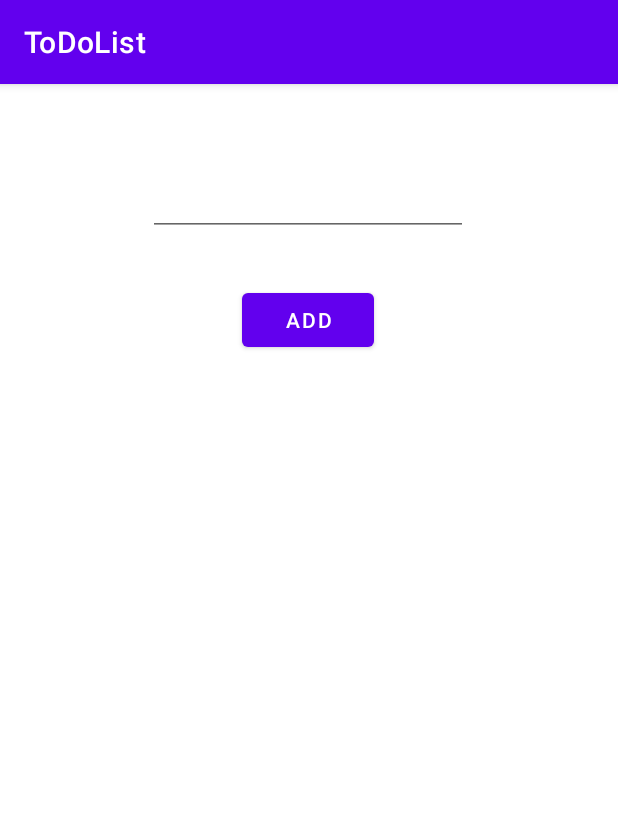
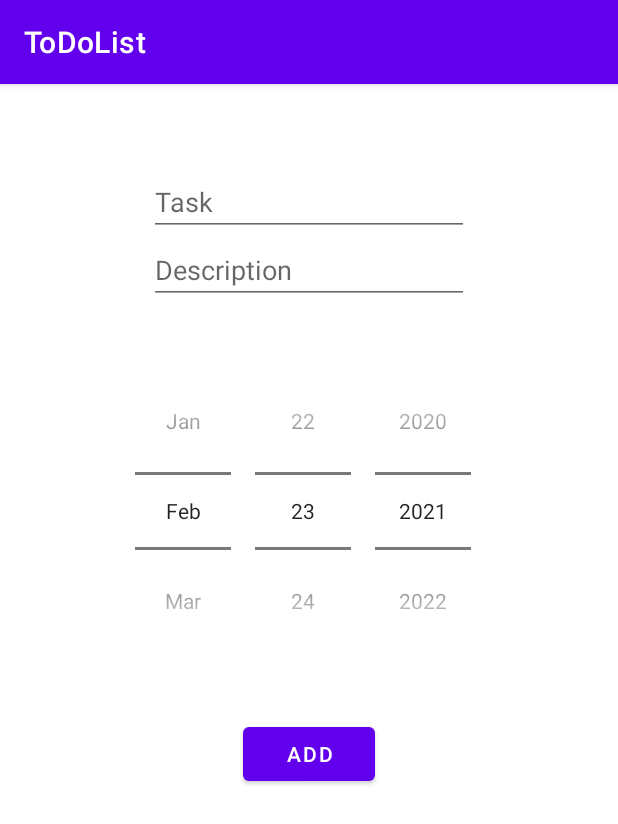
Before and after one commit to dhruv-1001/ToDoList, an Android app: the AddTaskFragment screen opened through its navigation route, on a phone screen of 412 x 824 dp. Shown: the top 824 px of the screen. Run offline under Robolectric (Android 15) with nearby library versions, the phone set to English and light mode, and no system bars; our stand-ins replace Room's generated code, data binding.

Commit message:
Added More Columns in Room Database

```diff
--- a/app/src/main/java/com/example/todolist/addtask/AddTaskFragment.kt
+++ b/app/src/main/java/com/example/todolist/addtask/AddTaskFragment.kt
@@ -35,7 +35,6 @@ class AddTaskFragment : Fragment() {
                 findNavController().navigate(R.id.action_addTaskFragment_to_viewTasksFragment)
             }
         })
-
         return binding.root
     }
 }
--- a/app/src/main/java/com/example/todolist/addtask/AddTaskViewModel.kt
+++ b/app/src/main/java/com/example/todolist/addtask/AddTaskViewModel.kt
@@ -1,13 +1,12 @@
 package com.example.todolist.addtask
 
-import androidx.databinding.BaseObservable
-import androidx.databinding.Bindable
 import androidx.lifecycle.LiveData
 import androidx.lifecycle.MutableLiveData
 import androidx.lifecycle.ViewModel
 import com.example.todolist.database.Task
 import com.example.todolist.database.TaskDatabaseDao
 import kotlinx.coroutines.*
+import java.util.*
 
 class AddTaskViewModel(
     private val database: TaskDatabaseDao): ViewModel() {
@@ -17,12 +16,16 @@ class AddTaskViewModel(
 
 
     private var _navigateToViewTasks =  MutableLiveData<Boolean?>()
-
     val navigateToViewTasks: LiveData<Boolean?>
         get() = _navigateToViewTasks
 
 
-    val editTextContent = MutableLiveData<String>()
+
+    val editTextContentTaskName = MutableLiveData<String>()
+    val editTextContentTaskDescription = MutableLiveData<String>()
+    var datePickerContentDay = MutableLiveData<String>().apply { postValue(Calendar.getInstance().get(Calendar.DAY_OF_MONTH).toString())}
+    var datePickerContentMonth = MutableLiveData<String>().apply { postValue((Calendar.getInstance().get(Calendar.MONTH)+1).toString())}
+    var datePickerContentYear = MutableLiveData<String>().apply { postValue(Calendar.getInstance().get(Calendar.YEAR).toString()) }
 
     override fun onCleared() {
         super.onCleared()
@@ -33,11 +36,14 @@ class AddTaskViewModel(
         uiScope.launch{
             withContext(Dispatchers.IO){
                 val newTask = Task()
-                newTask.taskName = editTextContent.value.toString()
+                newTask.taskName = editTextContentTaskName.value.toString()
+                newTask.taskDescription = editTextContentTaskDescription.value.toString()
+                newTask.taskTimeDay = datePickerContentDay.value?.toInt()!!
+                newTask.taskTimeMonth = datePickerContentMonth.value?.toInt()!!
+                newTask.taskTimeYear = datePickerContentYear.value?.toInt()!!
                 database.insert(newTask)
             }
             _navigateToViewTasks.value = true
         }
     }
-
 }
--- a/app/src/main/java/com/example/todolist/database/TaskDatabase.kt
+++ b/app/src/main/java/com/example/todolist/database/TaskDatabase.kt
@@ -5,7 +5,7 @@ import androidx.room.Database
 import androidx.room.Room
 import androidx.room.RoomDatabase
 
-@Database(entities = [Task::class], version = 1, exportSchema = false)
+@Database(entities = [Task::class], version = 2, exportSchema = false)
 abstract class TaskDatabase: RoomDatabase() {
 
     abstract val taskDatabaseDao: TaskDatabaseDao
--- a/app/src/main/res/layout/fragment_add_task.xml
+++ b/app/src/main/res/layout/fragment_add_task.xml
@@ -20,11 +20,36 @@
             android:layout_height="wrap_content"
             android:layout_marginTop="56dp"
             android:ems="10"
-            android:text="@={addTaskViewModel.editTextContent}"
+            android:hint="Task"
+            android:text="@={addTaskViewModel.editTextContentTaskName}"
             app:layout_constraintEnd_toEndOf="parent"
-            app:layout_constraintHorizontal_bias="0.497"
+            app:layout_constraintHorizontal_bias="0.5"
             app:layout_constraintStart_toStartOf="parent"
             app:layout_constraintTop_toTopOf="parent" />
+
+        <EditText
+            android:id="@+id/etDescription"
+            android:layout_width="wrap_content"
+            android:layout_height="wrap_content"
+            android:ems="10"
+            app:layout_constraintHorizontal_bias="0.5"
+            android:hint="Description"
+            android:text="@={addTaskViewModel.editTextContentTaskDescription}"
+            app:layout_constraintEnd_toEndOf="parent"
+            app:layout_constraintStart_toStartOf="parent"
+            app:layout_constraintTop_toBottomOf="@+id/etTask" />
+
+        <DatePicker
+            android:id="@+id/dpDatePicker"
+            android:layout_width="wrap_content"
+            android:layout_height="wrap_content"
+            android:layout_marginTop="32dp"
+            android:calendarViewShown="false"
+            android:datePickerMode="spinner"
+            app:layout_constraintEnd_toEndOf="parent"
+            app:layout_constraintHorizontal_bias="0.5"
+            app:layout_constraintStart_toStartOf="parent"
+            app:layout_constraintTop_toBottomOf="@+id/etDescription" />
 
         <Button
             android:id="@+id/btAdd"
@@ -34,9 +59,9 @@
             android:text="ADD"
             android:onClick="@{() -> addTaskViewModel.onAddingTask()}"
             app:layout_constraintEnd_toEndOf="parent"
-            app:layout_constraintHorizontal_bias="0.498"
+            app:layout_constraintHorizontal_bias="0.5"
             app:layout_constraintStart_toStartOf="parent"
-            app:layout_constraintTop_toBottomOf="@+id/etTask" />
+            app:layout_constraintTop_toBottomOf="@+id/dpDatePicker" />
 
     </androidx.constraintlayout.widget.ConstraintLayout>
 
```
Also changed, not shown: app/src/main/java/com/example/todolist/database/Task.kt (+14 -1 lines), app/src/main/res/layout/list_item_task.xml (+10 -7 lines).
